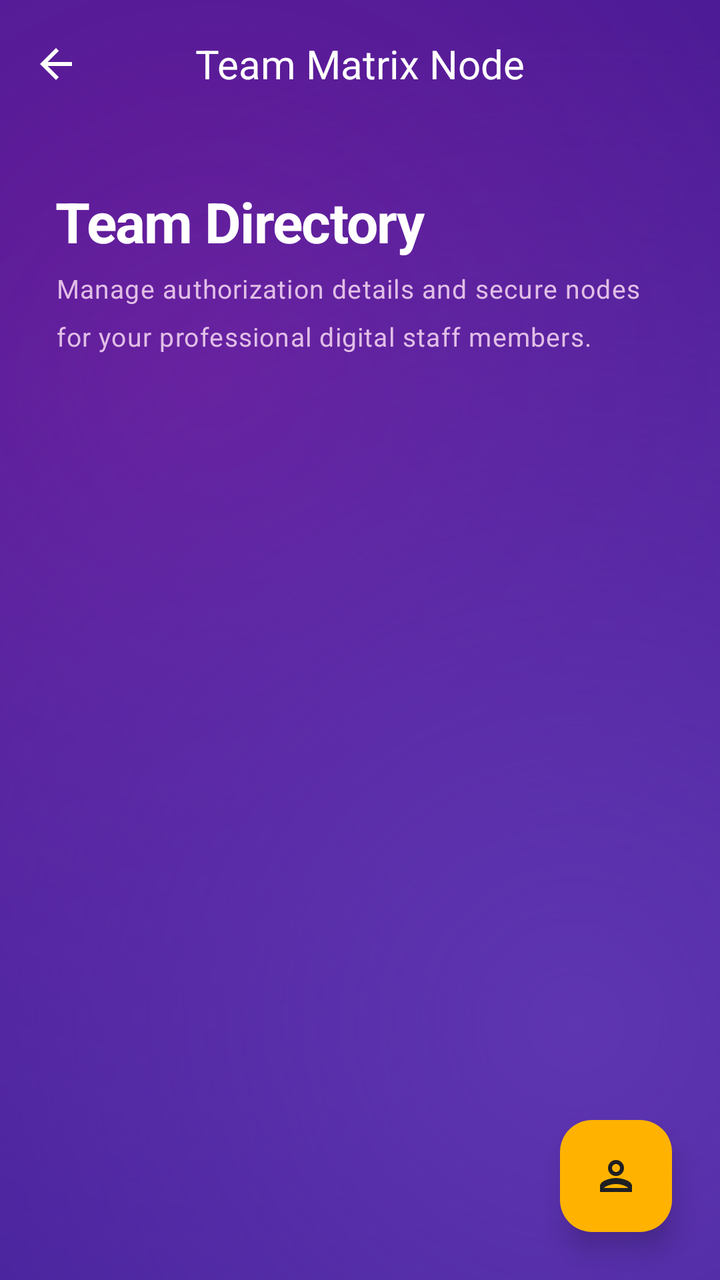
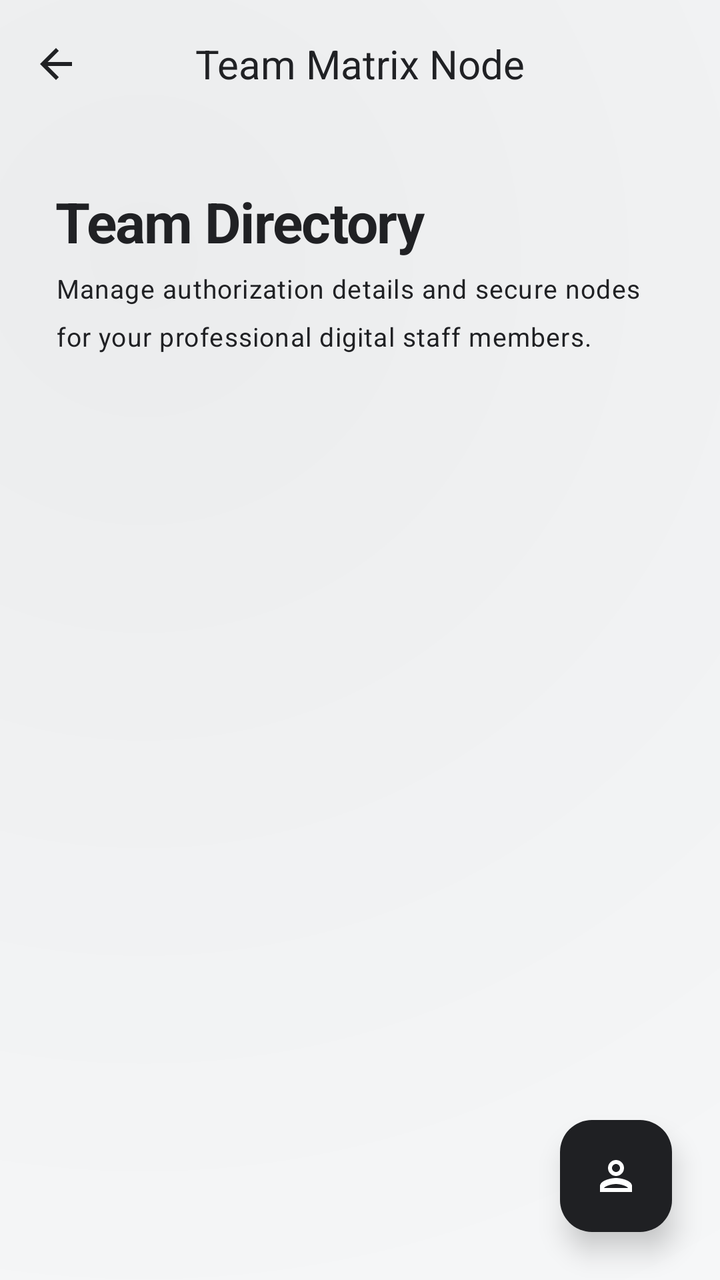

The first picture is an Android layout as it rendered before a commit; the second is the same layout after the commit. The layout source and the unified diff follow.
<!-- AndroidManifest.xml: application theme Theme.KasirAPP -->
<!-- res/layout/activity_employee.xml -->
<?xml version="1.0" encoding="utf-8"?>
<androidx.coordinatorlayout.widget.CoordinatorLayout
    xmlns:android="http://schemas.android.com/apk/res/android"
    xmlns:app="http://schemas.android.com/apk/res-auto"
    android:layout_width="match_parent"
    android:layout_height="match_parent"
    android:background="@drawable/bg_liquid_purple_gradient">

    
    <com.google.android.material.appbar.AppBarLayout
        android:layout_width="match_parent"
        android:layout_height="wrap_content"
        android:background="@android:color/transparent"
        android:fitsSystemWindows="true"
        app:elevation="0dp">

        <com.google.android.material.appbar.MaterialToolbar
            android:id="@+id/toolbar"
            android:layout_width="match_parent"
            android:layout_height="?attr/actionBarSize"
            app:navigationIcon="@drawable/ic_arrow_back"
            app:navigationIconTint="@color/white"
            app:title="Team Matrix Node"
            app:titleCentered="true"
            app:titleTextColor="@color/white"
            android:background="@android:color/transparent" />

    </com.google.android.material.appbar.AppBarLayout>

    <androidx.core.widget.NestedScrollView
        android:id="@+id/scrollView"
        android:layout_width="match_parent"
        android:layout_height="match_parent"
        android:clipToPadding="false"
        android:fillViewport="true"
        app:layout_behavior="@string/appbar_scrolling_view_behavior">

        <LinearLayout
            android:layout_width="match_parent"
            android:layout_height="wrap_content"
            android:orientation="vertical"
            android:padding="8dp">

            
            <com.google.android.material.card.MaterialCardView
                android:layout_width="match_parent"
                android:layout_height="wrap_content"
                android:layout_marginBottom="24dp"
                android:background="@drawable/bg_liquid_glass"
                app:cardElevation="0dp"
                app:strokeWidth="0dp"
                app:cardBackgroundColor="@android:color/transparent">

                <LinearLayout
                    android:layout_width="match_parent"
                    android:layout_height="wrap_content"
                    android:orientation="vertical"
                    android:padding="20dp">

                    <TextView
                        style="@style/TextAppearance.Premium.HeadlineLarge"
                        android:layout_width="wrap_content"
                        android:layout_height="wrap_content"
                        android:text="Team Directory"
                        android:textColor="@color/white"
                        android:textStyle="bold" />

                    <TextView
                        style="@style/TextAppearance.Premium.BodyLarge"
                        android:layout_width="wrap_content"
                        android:layout_height="wrap_content"
                        android:layout_marginTop="6dp"
                        android:text="@string/team_dir_sub"
                        android:textColor="#E1BEE7"
                        android:textSize="13sp" />
                </LinearLayout>
            </com.google.android.material.card.MaterialCardView>

            
            <LinearLayout
                android:id="@+id/employeeContainer"
                android:layout_width="match_parent"
                android:layout_height="wrap_content"
                android:orientation="vertical" />

        </LinearLayout>
    </androidx.core.widget.NestedScrollView>

    
    <com.google.android.material.floatingactionbutton.FloatingActionButton
        android:id="@+id/btnAddEmployee"
        android:layout_width="wrap_content"
        android:layout_height="wrap_content"
        android:layout_gravity="bottom|end"
        android:layout_margin="24dp"
        android:src="@drawable/ic_person"
        app:backgroundTint="@color/tertiary"
        app:tint="@color/on_tertiary"
        app:elevation="8dp" />

</androidx.coordinatorlayout.widget.CoordinatorLayout>
<!-- resources referenced by this layout -->
<resources>
  <color name="on_tertiary">#1F2023</color>
  <color name="tertiary">#FFB300</color>
  <color name="white">#FFFFFF</color>
  <!-- drawable bg_liquid_glass (drawable) -->
  <?xml version="1.0" encoding="utf-8"?>
  <layer-list xmlns:android="http://schemas.android.com/apk/res/android">
      
      <item>
          <shape android:shape="rectangle">
              <solid android:color="#1A000000" />
              <corners android:radius="28dp" />
          </shape>
      </item>
  
      
      <item android:bottom="2dp" android:left="1dp" android:right="1dp" android:top="1dp">
          <shape android:shape="rectangle">
              <gradient
                  android:angle="135"
                  android:endColor="#1AFFFFFF"
                  android:startColor="#4DFFFFFF"
                  android:type="linear" />
              <corners android:radius="28dp" />
          </shape>
      </item>
  
      
      <item>
          <shape android:shape="rectangle">
              <solid android:color="@android:color/transparent" />
              <corners android:radius="28dp" />
              <stroke
                  android:width="1.5dp"
                  android:color="#80FFFFFF" />
          </shape>
      </item>
  </layer-list>
  <!-- drawable bg_liquid_purple_gradient (drawable) -->
  <?xml version="1.0" encoding="utf-8"?>
  <layer-list xmlns:android="http://schemas.android.com/apk/res/android">
      
      <item>
          <shape android:shape="rectangle">
              <solid android:color="#311B92" />
          </shape>
      </item>
  
      
      <item>
          <shape android:shape="rectangle">
              <gradient
                  android:angle="135"
                  android:centerX="30%"
                  android:centerY="30%"
                  android:endColor="@android:color/transparent"
                  android:gradientRadius="600dp"
                  android:startColor="#6A1B9A"
                  android:type="radial" />
          </shape>
      </item>
  
      
      <item>
          <shape android:shape="rectangle">
              <gradient
                  android:angle="315"
                  android:centerX="80%"
                  android:centerY="80%"
                  android:endColor="@android:color/transparent"
                  android:gradientRadius="500dp"
                  android:startColor="#5E35B1"
                  android:type="radial" />
          </shape>
      </item>
  </layer-list>
  <style name="TextAppearance.Premium.BodyLarge" parent="TextAppearance.Material3.BodyLarge">
          <item name="android:textSize">15sp</item>
          <item name="android:fontFamily">sans-serif</item>
          <item name="android:lineSpacingExtra">3dp</item>
          <item name="android:textColor">#E1BEE7</item>
      </style>
  <style name="TextAppearance.Premium.HeadlineLarge" parent="TextAppearance.Material3.HeadlineLarge">
          <item name="android:textSize">28sp</item>
          <item name="android:fontFamily">sans-serif-medium</item>
          <item name="android:letterSpacing">-0.02</item>
          <item name="android:textColor">@color/white</item>
      </style>
  <style name="Base.Theme.KasirAPP" parent="Theme.Material3.Light.NoActionBar">
          
          <item name="colorPrimary">@color/primary</item>
          <item name="colorOnPrimary">@color/on_primary</item>
          <item name="colorPrimaryContainer">@color/primary_container</item>
          <item name="colorOnPrimaryContainer">@color/on_primary_container</item>
  
          <item name="colorSecondary">@color/secondary</item>
          <item name="colorOnSecondary">@color/on_secondary</item>
          <item name="colorSecondaryContainer">@color/secondary_container</item>
          <item name="colorOnSecondaryContainer">@color/on_secondary_container</item>
  
          <item name="android:windowBackground">@color/background</item>
          <item name="colorSurface">@color/surface</item>
          <item name="colorOnSurface">@color/on_surface</item>
          <item name="colorSurfaceVariant">@color/surface_variant</item>
          <item name="colorOnSurfaceVariant">@color/on_surface_variant</item>
          <item name="colorOutline">@color/outline</item>
  
          
          <item name="android:statusBarColor">@android:color/transparent</item>
          <item name="android:windowLightStatusBar">false</item>
          <item name="android:navigationBarColor">@android:color/transparent</item>
          <item name="android:windowLightNavigationBar" tools:targetApi="27">false</item>
  
          
          <item name="materialCardViewStyle">@style/Widget.App.Card</item>
          <item name="materialButtonStyle">@style/Widget.App.Button</item>
          <item name="textInputStyle">@style/Widget.App.TextInputLayout</item>
  
          
          <item name="textAppearanceHeadlineLarge">@style/TextAppearance.Premium.HeadlineLarge</item>
          <item name="textAppearanceTitleLarge">@style/TextAppearance.Premium.TitleLarge</item>
          <item name="textAppearanceBodyLarge">@style/TextAppearance.Premium.BodyLarge</item>
          <item name="textAppearanceLabelLarge">@style/TextAppearance.Premium.LabelLarge</item>
      </style>
  <color name="primary">#5E35B1</color>
  <color name="primary_container">#F3E5F5</color>
  <color name="on_primary_container">#4A148C</color>
  <color name="secondary">#7B1FA2</color>
  <color name="background">#F5F6FA</color>
  <color name="on_surface_variant">#625B71</color>
  <color name="outline">#7B6F96</color>
  <style name="Widget.App.Card" parent="Widget.Material3.CardView.Filled">
          <item name="cardCornerRadius">28dp</item>
          <item name="cardElevation">0dp</item>
          <item name="strokeWidth">0dp</item>
          <item name="android:background">@drawable/bg_liquid_glass</item>
          <item name="cardBackgroundColor">@android:color/transparent</item>
      </style>
  <style name="Widget.App.Button" parent="Widget.Material3.Button.TonalButton">
          <item name="cornerRadius">20dp</item>
          <item name="android:background">@drawable/bg_liquid_glass</item>
          <item name="android:insetTop">0dp</item>
          <item name="android:insetBottom">0dp</item>
          <item name="android:textColor">@color/white</item>
      </style>
  <style name="Widget.App.TextInputLayout" parent="Widget.Material3.TextInputLayout.OutlinedBox">
          <item name="boxCornerRadiusTopStart">20dp</item>
          <item name="boxCornerRadiusTopEnd">20dp</item>
          <item name="boxCornerRadiusBottomStart">20dp</item>
          <item name="boxCornerRadiusBottomEnd">20dp</item>
          <item name="boxStrokeColor">#80FFFFFF</item>
          <item name="boxStrokeWidth">1.5dp</item>
          <item name="boxStrokeWidthFocused">2.5dp</item>
          <item name="android:textColorHint">#B3FFFFFF</item>
      </style>
  <style name="TextAppearance.Premium.TitleLarge" parent="TextAppearance.Material3.TitleLarge">
          <item name="android:textSize">20sp</item>
          <item name="android:fontFamily">sans-serif-medium</item>
          <item name="android:textColor">@color/white</item>
      </style>
  <style name="TextAppearance.Premium.LabelLarge" parent="TextAppearance.Material3.LabelLarge">
          <item name="android:textSize">14sp</item>
          <item name="android:fontFamily">sans-serif-medium</item>
          <item name="android:letterSpacing">0.02</item>
          <item name="android:textColor">#B39DDB</item>
      </style>
  <!-- unchanged entries left out for length: 11 -->
</resources>

<!-- the commit's change to res/layout/activity_employee.xml (unified diff, before → after) -->
@@ -19,10 +19,10 @@
             android:layout_width="match_parent"
             android:layout_height="?attr/actionBarSize"
             app:navigationIcon="@drawable/ic_arrow_back"
-            app:navigationIconTint="@color/white"
+            app:navigationIconTint="?attr/colorOnSurface"
             app:title="Team Matrix Node"
             app:titleCentered="true"
-            app:titleTextColor="@color/white"
+            app:titleTextColor="?attr/colorOnSurface"
             android:background="@android:color/transparent" />
 
     </com.google.android.material.appbar.AppBarLayout>
@@ -43,13 +43,11 @@
 
             
             <com.google.android.material.card.MaterialCardView
+                style="@style/Widget.App.Card"
                 android:layout_width="match_parent"
                 android:layout_height="wrap_content"
                 android:layout_marginBottom="24dp"
-                android:background="@drawable/bg_liquid_glass"
-                app:cardElevation="0dp"
-                app:strokeWidth="0dp"
-                app:cardBackgroundColor="@android:color/transparent">
+                app:cardElevation="0dp">
 
                 <LinearLayout
                     android:layout_width="match_parent"
@@ -62,7 +60,7 @@
                         android:layout_width="wrap_content"
                         android:layout_height="wrap_content"
                         android:text="Team Directory"
-                        android:textColor="@color/white"
+                        android:textColor="?attr/colorOnSurface"
                         android:textStyle="bold" />
 
                     <TextView
@@ -71,7 +69,7 @@
                         android:layout_height="wrap_content"
                         android:layout_marginTop="6dp"
                         android:text="@string/team_dir_sub"
-                        android:textColor="#E1BEE7"
+                        android:textColor="?attr/colorOnSurfaceVariant"
                         android:textSize="13sp" />
                 </LinearLayout>
             </com.google.android.material.card.MaterialCardView>
<!-- resource entries referenced after the edit -->
@@ -1,28 +1,55 @@
 <!-- resources referenced by this layout -->
 <resources>
-  <color name="on_tertiary">#1F2023</color>
-  <color name="tertiary">#FFB300</color>
-  <color name="white">#FFFFFF</color>
+  <color name="on_tertiary">#FFFFFF</color>
+  <color name="tertiary">#1F2023</color>
   <!-- drawable bg_liquid_glass (drawable) -->
   <?xml version="1.0" encoding="utf-8"?>
   <layer-list xmlns:android="http://schemas.android.com/apk/res/android">
       
       <item>
           <shape android:shape="rectangle">
-              <solid android:color="#1A000000" />
-              <corners android:radius="28dp" />
+              <solid android:color="#0D000000" />
+              <corners android:radius="24dp" />
           </shape>
       </item>
   
       
-      <item android:bottom="2dp" android:left="1dp" android:right="1dp" android:top="1dp">
+      <item android:bottom="1dp" android:left="1dp" android:right="1dp" android:top="1dp">
           <shape android:shape="rectangle">
               <gradient
                   android:angle="135"
-                  android:endColor="#1AFFFFFF"
-                  android:startColor="#4DFFFFFF"
+                  android:startColor="#26FFFFFF"
+                  android:endColor="#0DFFFFFF"
                   android:type="linear" />
-              <corners android:radius="28dp" />
+              <corners android:radius="24dp" />
+          </shape>
+      </item>
+  
+      
+      <item>
+          <shape android:shape="rectangle">
+              <gradient
+                  android:centerX="80%"
+                  android:centerY="20%"
+                  android:gradientRadius="120dp"
+                  android:startColor="#1AFFFFFF"
+                  android:endColor="@android:color/transparent"
+                  android:type="radial" />
+              <corners android:radius="24dp" />
+          </shape>
+      </item>
+  
+      
+      <item>
+          <shape android:shape="rectangle">
+              <gradient
+                  android:centerX="20%"
+                  android:centerY="80%"
+                  android:gradientRadius="150dp"
+                  android:startColor="#0D000000"
+                  android:endColor="@android:color/transparent"
+                  android:type="radial" />
+              <corners android:radius="24dp" />
           </shape>
       </item>
   
@@ -30,10 +57,10 @@
       <item>
           <shape android:shape="rectangle">
               <solid android:color="@android:color/transparent" />
-              <corners android:radius="28dp" />
+              <corners android:radius="24dp" />
               <stroke
-                  android:width="1.5dp"
-                  android:color="#80FFFFFF" />
+                  android:width="1.2dp"
+                  android:color="#26FFFFFF" />
           </shape>
       </item>
   </layer-list>
@@ -43,7 +70,7 @@
       
       <item>
           <shape android:shape="rectangle">
-              <solid android:color="#311B92" />
+              <solid android:color="?android:attr/windowBackground" />
           </shape>
       </item>
   
@@ -52,11 +79,11 @@
           <shape android:shape="rectangle">
               <gradient
                   android:angle="135"
-                  android:centerX="30%"
-                  android:centerY="30%"
+                  android:centerX="20%"
+                  android:centerY="20%"
                   android:endColor="@android:color/transparent"
-                  android:gradientRadius="600dp"
-                  android:startColor="#6A1B9A"
+                  android:gradientRadius="700dp"
+                  android:startColor="#0D000000"
                   android:type="radial" />
           </shape>
       </item>
@@ -69,8 +96,8 @@
                   android:centerX="80%"
                   android:centerY="80%"
                   android:endColor="@android:color/transparent"
-                  android:gradientRadius="500dp"
-                  android:startColor="#5E35B1"
+                  android:gradientRadius="600dp"
+                  android:startColor="#05FFFFFF"
                   android:type="radial" />
           </shape>
       </item>
@@ -79,13 +106,13 @@
           <item name="android:textSize">15sp</item>
           <item name="android:fontFamily">sans-serif</item>
           <item name="android:lineSpacingExtra">3dp</item>
-          <item name="android:textColor">#E1BEE7</item>
+          <item name="android:textColor">?attr/colorOnSurfaceVariant</item>
       </style>
   <style name="TextAppearance.Premium.HeadlineLarge" parent="TextAppearance.Material3.HeadlineLarge">
           <item name="android:textSize">28sp</item>
           <item name="android:fontFamily">sans-serif-medium</item>
           <item name="android:letterSpacing">-0.02</item>
-          <item name="android:textColor">@color/white</item>
+          <item name="android:textColor">?attr/colorOnSurface</item>
       </style>
   <style name="Base.Theme.KasirAPP" parent="Theme.Material3.Light.NoActionBar">
           
@@ -108,9 +135,9 @@
   
           
           <item name="android:statusBarColor">@android:color/transparent</item>
-          <item name="android:windowLightStatusBar">false</item>
+          <item name="android:windowLightStatusBar">true</item>
           <item name="android:navigationBarColor">@android:color/transparent</item>
-          <item name="android:windowLightNavigationBar" tools:targetApi="27">false</item>
+          <item name="android:windowLightNavigationBar" tools:targetApi="27">true</item>
   
           
           <item name="materialCardViewStyle">@style/Widget.App.Card</item>
@@ -123,47 +150,47 @@
           <item name="textAppearanceBodyLarge">@style/TextAppearance.Premium.BodyLarge</item>
           <item name="textAppearanceLabelLarge">@style/TextAppearance.Premium.LabelLarge</item>
       </style>
-  <color name="primary">#5E35B1</color>
-  <color name="primary_container">#F3E5F5</color>
-  <color name="on_primary_container">#4A148C</color>
-  <color name="secondary">#7B1FA2</color>
-  <color name="background">#F5F6FA</color>
-  <color name="on_surface_variant">#625B71</color>
-  <color name="outline">#7B6F96</color>
+  <color name="primary">#202124</color>
+  <color name="primary_container">#F5F6FA</color>
+  <color name="on_primary_container">#202124</color>
+  <color name="secondary">#625B71</color>
+  <color name="background">#F8F9FA</color>
+  <color name="on_surface_variant">#202124</color>
+  <color name="outline">#CCCCCC</color>
   <style name="Widget.App.Card" parent="Widget.Material3.CardView.Filled">
-          <item name="cardCornerRadius">28dp</item>
+          <item name="cardCornerRadius">24dp</item>
           <item name="cardElevation">0dp</item>
           <item name="strokeWidth">0dp</item>
           <item name="android:background">@drawable/bg_liquid_glass</item>
           <item name="cardBackgroundColor">@android:color/transparent</item>
       </style>
   <style name="Widget.App.Button" parent="Widget.Material3.Button.TonalButton">
-          <item name="cornerRadius">20dp</item>
+          <item name="cornerRadius">16dp</item>
           <item name="android:background">@drawable/bg_liquid_glass</item>
           <item name="android:insetTop">0dp</item>
           <item name="android:insetBottom">0dp</item>
-          <item name="android:textColor">@color/white</item>
+          <item name="android:textColor">?attr/colorOnSurface</item>
       </style>
   <style name="Widget.App.TextInputLayout" parent="Widget.Material3.TextInputLayout.OutlinedBox">
-          <item name="boxCornerRadiusTopStart">20dp</item>
-          <item name="boxCornerRadiusTopEnd">20dp</item>
-          <item name="boxCornerRadiusBottomStart">20dp</item>
-          <item name="boxCornerRadiusBottomEnd">20dp</item>
-          <item name="boxStrokeColor">#80FFFFFF</item>
-          <item name="boxStrokeWidth">1.5dp</item>
-          <item name="boxStrokeWidthFocused">2.5dp</item>
-          <item name="android:textColorHint">#B3FFFFFF</item>
+          <item name="boxCornerRadiusTopStart">16dp</item>
+          <item name="boxCornerRadiusTopEnd">16dp</item>
+          <item name="boxCornerRadiusBottomStart">16dp</item>
+          <item name="boxCornerRadiusBottomEnd">16dp</item>
+          <item name="boxStrokeColor">?attr/colorOutline</item>
+          <item name="boxStrokeWidth">1.2dp</item>
+          <item name="boxStrokeWidthFocused">2dp</item>
+          <item name="android:textColorHint">?attr/colorOnSurfaceVariant</item>
       </style>
   <style name="TextAppearance.Premium.TitleLarge" parent="TextAppearance.Material3.TitleLarge">
           <item name="android:textSize">20sp</item>
           <item name="android:fontFamily">sans-serif-medium</item>
-          <item name="android:textColor">@color/white</item>
+          <item name="android:textColor">?attr/colorOnSurface</item>
       </style>
   <style name="TextAppearance.Premium.LabelLarge" parent="TextAppearance.Material3.LabelLarge">
           <item name="android:textSize">14sp</item>
           <item name="android:fontFamily">sans-serif-medium</item>
           <item name="android:letterSpacing">0.02</item>
-          <item name="android:textColor">#B39DDB</item>
+          <item name="android:textColor">?attr/colorSecondary</item>
       </style>
   <!-- unchanged entries left out for length: 11 -->
 </resources>
